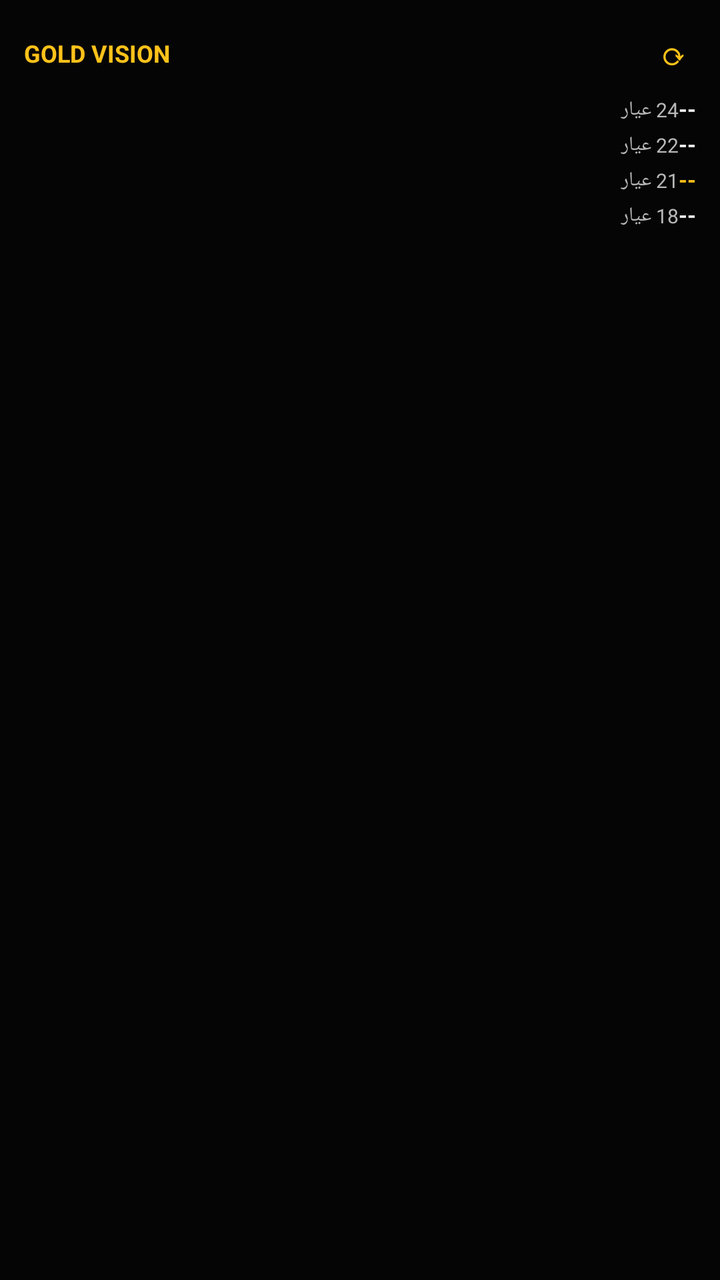
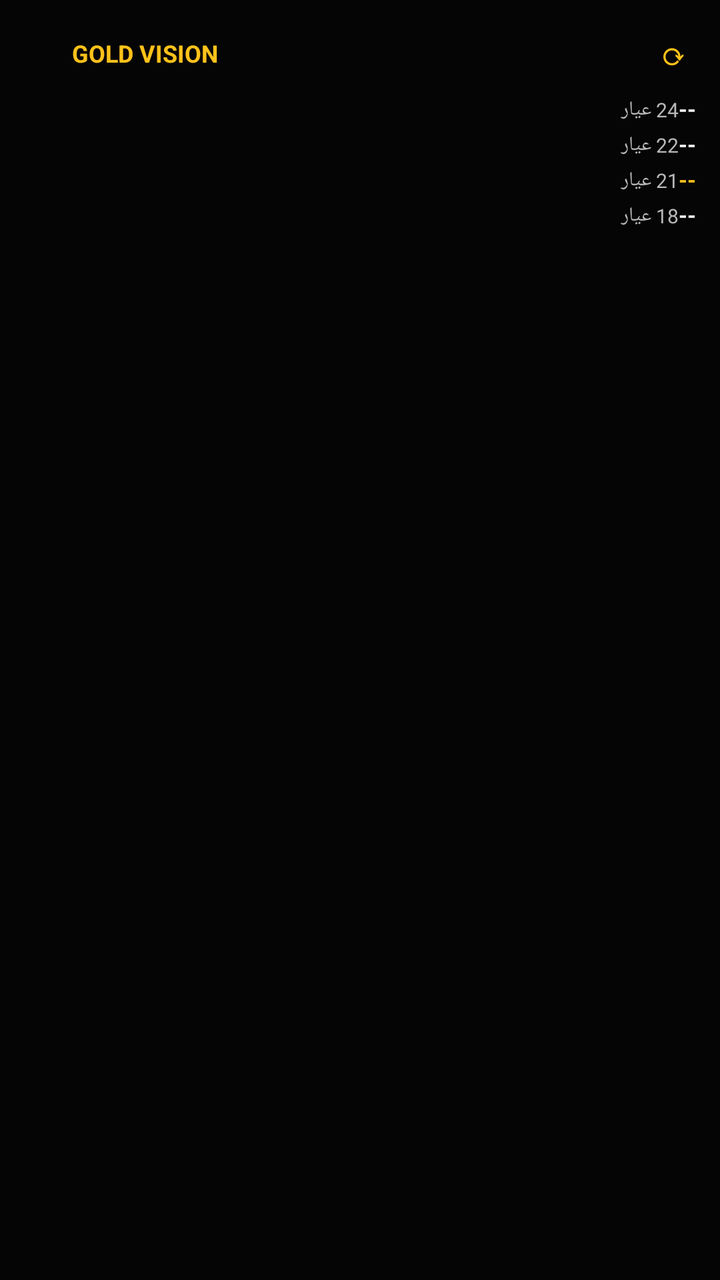

Compare the two renders of this Android layout. The source of the first and the diff that turns it into the second are given below.
<!-- AndroidManifest.xml: application theme Theme.GoldVision -->
<!-- res/layout/gold_price_widget.xml -->
<?xml version="1.0" encoding="utf-8"?>
<LinearLayout xmlns:android="http://schemas.android.com/apk/res/android"
    android:id="@+id/widget_root"
    android:layout_width="match_parent"
    android:layout_height="match_parent"
    android:orientation="vertical"
    android:background="@color/ic_launcher_background"
    android:padding="12dp">

    <LinearLayout
        android:layout_width="match_parent"
        android:layout_height="wrap_content"
        android:orientation="horizontal"
        android:gravity="center_vertical">
        <TextView
            android:id="@+id/widget_title"
            android:layout_width="0dp"
            android:layout_height="wrap_content"
            android:layout_weight="1"
            android:text="GOLD VISION"
            android:textColor="@color/widget_gold"
            android:textSize="12sp"
            android:textStyle="bold" />
        
        <TextView
            android:id="@+id/widget_refresh"
            android:layout_width="wrap_content"
            android:layout_height="wrap_content"
            android:padding="4dp"
            android:text="⟳"
            android:textColor="@color/widget_gold"
            android:textSize="15sp"
            android:textStyle="bold" />
    </LinearLayout>

    <LinearLayout
        android:layout_width="match_parent"
        android:layout_height="wrap_content"
        android:layout_marginTop="6dp"
        android:orientation="horizontal">
        <TextView
            android:id="@+id/widget_label_24"
            android:layout_width="0dp"
            android:layout_height="wrap_content"
            android:layout_weight="1"
            android:text="24 عيار"
            android:textColor="#B8B8B8"
            android:textSize="10sp" />
        <TextView
            android:id="@+id/widget_price_24"
            android:layout_width="wrap_content"
            android:layout_height="wrap_content"
            android:text="--"
            android:textColor="#F4F4F4"
            android:textSize="11sp"
            android:textStyle="bold" />
    </LinearLayout>

    <LinearLayout
        android:layout_width="match_parent"
        android:layout_height="wrap_content"
        android:layout_marginTop="3dp"
        android:orientation="horizontal">
        <TextView
            android:id="@+id/widget_label_22"
            android:layout_width="0dp"
            android:layout_height="wrap_content"
            android:layout_weight="1"
            android:text="22 عيار"
            android:textColor="#B8B8B8"
            android:textSize="10sp" />
        <TextView
            android:id="@+id/widget_price_22"
            android:layout_width="wrap_content"
            android:layout_height="wrap_content"
            android:text="--"
            android:textColor="#F4F4F4"
            android:textSize="11sp"
            android:textStyle="bold" />
    </LinearLayout>

    <LinearLayout
        android:layout_width="match_parent"
        android:layout_height="wrap_content"
        android:layout_marginTop="3dp"
        android:orientation="horizontal">
        <TextView
            android:id="@+id/widget_label_21"
            android:layout_width="0dp"
            android:layout_height="wrap_content"
            android:layout_weight="1"
            android:text="21 عيار"
            android:textColor="#B8B8B8"
            android:textSize="10sp" />
        <TextView
            android:id="@+id/widget_price_21"
            android:layout_width="wrap_content"
            android:layout_height="wrap_content"
            android:text="--"
            android:textColor="@color/widget_gold"
            android:textSize="11sp"
            android:textStyle="bold" />
    </LinearLayout>

    <LinearLayout
        android:layout_width="match_parent"
        android:layout_height="wrap_content"
        android:layout_marginTop="3dp"
        android:orientation="horizontal">
        <TextView
            android:id="@+id/widget_label_18"
            android:layout_width="0dp"
            android:layout_height="wrap_content"
            android:layout_weight="1"
            android:text="18 عيار"
            android:textColor="#B8B8B8"
            android:textSize="10sp" />
        <TextView
            android:id="@+id/widget_price_18"
            android:layout_width="wrap_content"
            android:layout_height="wrap_content"
            android:text="--"
            android:textColor="#F4F4F4"
            android:textSize="11sp"
            android:textStyle="bold" />
    </LinearLayout>

    <TextView
        android:id="@+id/widget_updated_at"
        android:layout_width="match_parent"
        android:layout_height="wrap_content"
        android:layout_marginTop="6dp"
        android:text=""
        android:textColor="#777777"
        android:textSize="8sp" />

</LinearLayout>
<!-- resources referenced by this layout -->
<resources>
  <color name="ic_launcher_background">#050505</color>
  <color name="widget_gold">#FFC21A</color>
  <style name="Theme.GoldVision" parent="android:Theme.Material.NoActionBar">
          <item name="android:windowBackground">@android:color/black</item>
          <item name="android:statusBarColor">@android:color/black</item>
          <item name="android:navigationBarColor">@android:color/black</item>
      </style>
</resources>

<!-- the commit's change to res/layout/gold_price_widget.xml (unified diff, before → after) -->
@@ -12,6 +12,13 @@
         android:layout_height="wrap_content"
         android:orientation="horizontal"
         android:gravity="center_vertical">
+        <ImageView
+            android:id="@+id/widget_logo"
+            android:layout_width="18dp"
+            android:layout_height="18dp"
+            android:layout_marginEnd="6dp"
+            android:src="@mipmap/ic_launcher"
+            android:contentDescription="@null" />
         <TextView
             android:id="@+id/widget_title"
             android:layout_width="0dp"
<!-- resource entries referenced after the edit -->
@@ -2,6 +2,12 @@
 <resources>
   <color name="ic_launcher_background">#050505</color>
   <color name="widget_gold">#FFC21A</color>
+  <!-- mipmap ic_launcher (mipmap-anydpi-v26) -->
+  <?xml version="1.0" encoding="utf-8"?>
+  <adaptive-icon xmlns:android="http://schemas.android.com/apk/res/android">
+      <background android:drawable="@color/ic_launcher_background"/>
+      <foreground android:drawable="@mipmap/ic_launcher_foreground"/>
+  </adaptive-icon>
   <style name="Theme.GoldVision" parent="android:Theme.Material.NoActionBar">
           <item name="android:windowBackground">@android:color/black</item>
           <item name="android:statusBarColor">@android:color/black</item>
